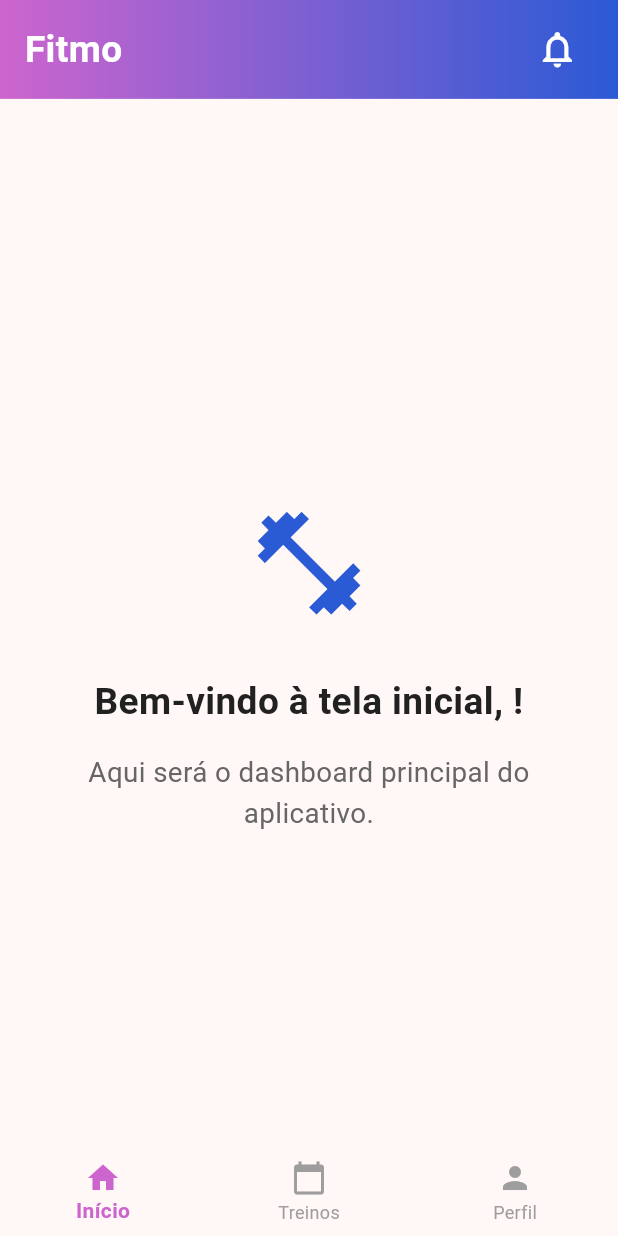
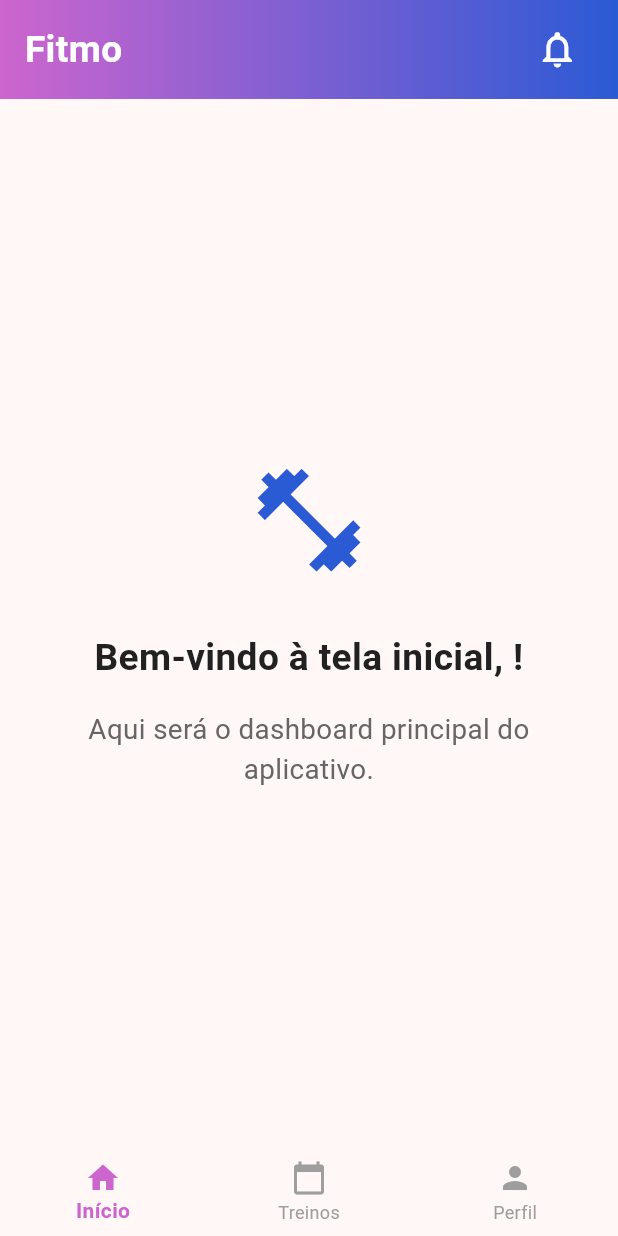
Before and after one commit to 20-years-of-service/Fitmo, a Flutter app: the HomeScreen screen opened directly with empty values, after a tap on the "notifications" icon, on a phone screen of 412 x 824 dp. Run offline on Flutter 3.47's test engine with Material 3 defaults, Android fonts, the light colour scheme and no system bars.

Commit message:
Fitmo 0.0.5
- Reajuste na distribuição do elementos na tela

```diff
--- a/lib/screens/home_screen.dart
+++ b/lib/screens/home_screen.dart
@@ -48,7 +48,8 @@
       SystemChrome.setSystemUIOverlayStyle(
         const SystemUiOverlayStyle(
           statusBarColor: Colors.transparent,
-          statusBarIconBrightness: Brightness.dark,
+          statusBarIconBrightness: Brightness
+              .light, // Ícones claros para melhor visibilidade sobre o fundo colorido
           systemNavigationBarColor: Colors.transparent,
           systemNavigationBarDividerColor: Colors.transparent,
         ),
@@ -58,6 +59,15 @@
       SystemChrome.setEnabledSystemUIMode(
         SystemUiMode.manual,
         overlays: [SystemUiOverlay.top], // Mantém a barra de status visível
+      );
+
+      // Também ajustamos os ícones para iOS
+      SystemChrome.setSystemUIOverlayStyle(
+        const SystemUiOverlayStyle(
+          statusBarColor: Colors.transparent,
+          statusBarBrightness:
+              Brightness.dark, // iOS usa o inverso (dark = ícones claros)
+        ),
       );
     }
   }
@@ -75,27 +85,36 @@
           final double availableWidth = constraints.maxWidth;
           final bool isPortrait = availableHeight > availableWidth;
 
-          // Tamanhos responsivos para diferentes proporções de tela
-          final double appBarHeight =
-              isPortrait ? availableHeight * 0.08 : availableHeight * 0.12;
-          final double appBarPadding = availableWidth * 0.04;
-          final double appBarFontSize =
-              isPortrait ? availableWidth * 0.06 : availableWidth * 0.04;
-          final double iconSize =
-              isPortrait ? availableWidth * 0.07 : availableWidth * 0.05;
-          final double contentPadding = availableWidth * 0.06;
-          final double mainIconSize =
-              isPortrait ? availableWidth * 0.2 : availableWidth * 0.15;
-          final double titleFontSize =
-              isPortrait ? availableWidth * 0.06 : availableWidth * 0.04;
-          final double subtitleFontSize =
-              isPortrait ? availableWidth * 0.045 : availableWidth * 0.035;
-
-          return Column(
+          return Stack(
+            children: [
+              // Fundo gradiente que se estende por trás da barra de notificações
+              Positioned(
+                top: 0,
+                left: 0,
+                right: 0,
+                height: MediaQuery.of(context).padding.top +
+                    (isPortrait
+                        ? availableHeight * 0.08
+                        : availableHeight * 0.12),
+                child: Container(
+                  decoration: const BoxDecoration(
+                    gradient: LinearGradient(
+                      colors: [Color(0xFFCD65CE), Color(0xFF2B5AD5)],
+                      begin: Alignment.centerLeft,
+                      end: Alignment.centerRight,
+                    ),
+                  ),
+                ),
+              ),
+              // Conteúdo que respeita a área segura
+              SafeArea(
+                child: Column(
                   children: [
                     // AppBar personalizada responsiva
                     Container(
-                height: appBarHeight,
+                      height: isPortrait
+                          ? availableHeight * 0.08
+                          : availableHeight * 0.12,
                       decoration: const BoxDecoration(
                         gradient: LinearGradient(
                           colors: [Color(0xFFCD65CE), Color(0xFF2B5AD5)],
@@ -104,7 +123,8 @@
                         ),
                       ),
                       child: Padding(
-                  padding: EdgeInsets.symmetric(horizontal: appBarPadding),
+                        padding: EdgeInsets.symmetric(
+                            horizontal: availableWidth * 0.04),
                         child: Row(
                           children: [
                             Text(
@@ -112,7 +132,9 @@
                               style: TextStyle(
                                 fontWeight: FontWeight.bold,
                                 color: Colors.white,
-                          fontSize: appBarFontSize,
+                                fontSize: isPortrait
+                                    ? availableWidth * 0.06
+                                    : availableWidth * 0.04,
                               ),
                             ),
                             const Spacer(),
@@ -121,7 +143,9 @@
                               icon: Icon(
                                 Icons.notifications_outlined,
                                 color: Colors.white,
-                          size: iconSize,
+                                size: isPortrait
+                                    ? availableWidth * 0.07
+                                    : availableWidth * 0.05,
                               ),
                               onPressed: () {},
                             ),
@@ -132,20 +156,25 @@
                     // Conteúdo da tela - adaptativo para diferentes tamanhos
                     Expanded(
                       child: Padding(
-                  padding: EdgeInsets.symmetric(horizontal: contentPadding),
+                        padding: EdgeInsets.symmetric(
+                            horizontal: availableWidth * 0.06),
                         child: Column(
                           mainAxisAlignment: MainAxisAlignment.center,
                           children: [
                             Icon(
                               Icons.fitness_center,
-                        size: mainIconSize,
+                              size: isPortrait
+                                  ? availableWidth * 0.2
+                                  : availableWidth * 0.15,
                               color: Color(0xFF2B5AD5),
                             ),
                             SizedBox(height: availableHeight * 0.04),
                             Text(
                               'Bem-vindo à tela inicial, ${widget.userName}!',
                               style: TextStyle(
-                          fontSize: titleFontSize,
+                                fontSize: isPortrait
+                                    ? availableWidth * 0.06
+                                    : availableWidth * 0.04,
                                 fontWeight: FontWeight.bold,
                                 color: Color(0xFF212121),
                               ),
@@ -155,13 +184,18 @@
                             Text(
                               'Aqui será o dashboard principal do aplicativo.',
                               style: TextStyle(
-                          fontSize: subtitleFontSize,
+                                fontSize: isPortrait
+                                    ? availableWidth * 0.045
+                                    : availableWidth * 0.035,
                                 color: Color(0xFF666666),
                               ),
                               textAlign: TextAlign.center,
                             ),
                           ],
                         ),
+                      ),
+                    ),
+                  ],
                 ),
               ),
             ],
```
Also changed, not shown: lib/main.dart (+7 -8 lines), lib/screens/objective_selection_screen.dart (+8 -8 lines), lib/screens/onboarding_screen.dart (+54 -35 lines), lib/screens/welcome_screen.dart (+5 -5 lines). Lines whose indentation alone changed are shown as unchanged.
